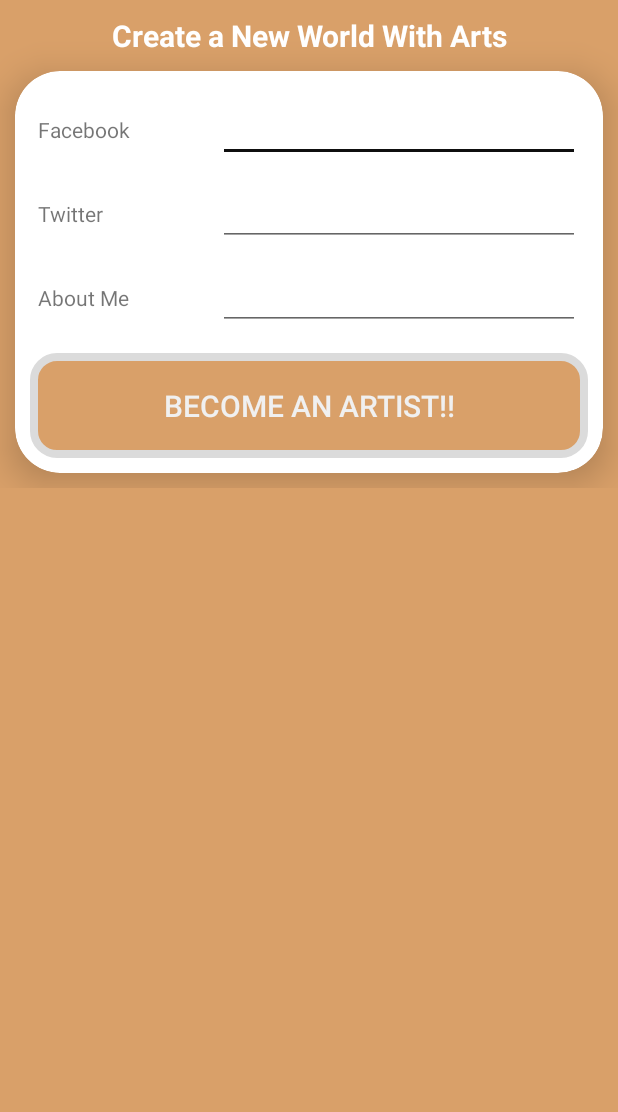
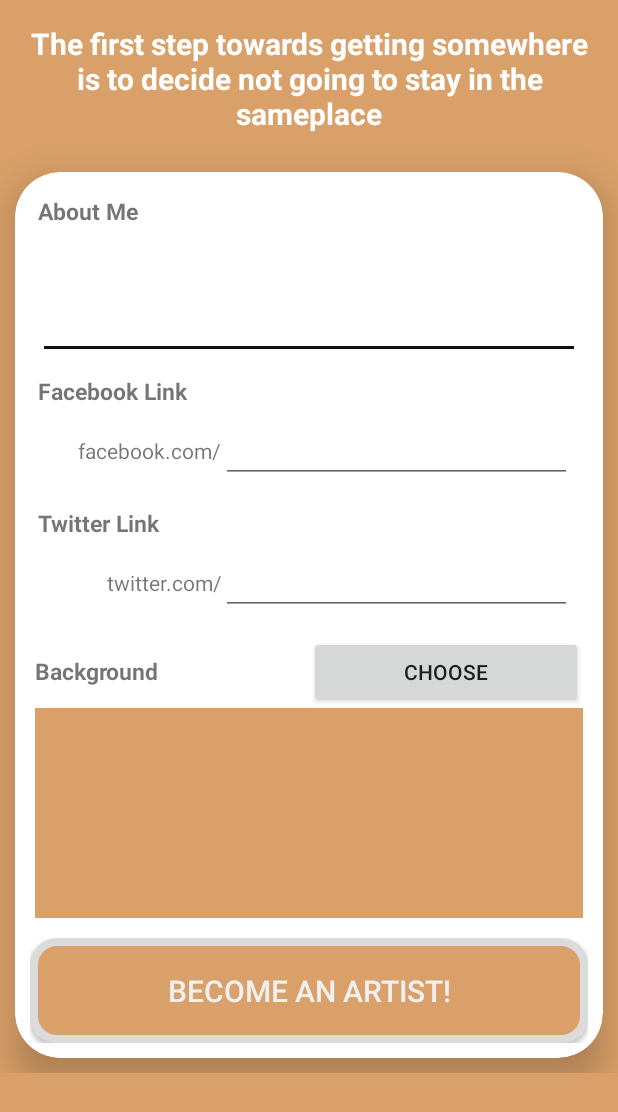
Before and after one commit to oktaviusw/artnest-mobile-umn-project, an Android app: the layout content_activity_become_artist.xml on its own in the app's theme, with its tools: preview values and no code run, on a phone screen of 412 x 824 dp. Shown: the top 1112 px of the screen. Run offline under Robolectric (Android 15) with nearby library versions, the light colour scheme and no system bars.

Commit message:
Layout Become Artist

```diff
--- a/app/src/main/java/id/ac/umn/mobile/myapplication/ActivitySettingDeleteCategory.java
+++ b/app/src/main/java/id/ac/umn/mobile/myapplication/ActivitySettingDeleteCategory.java
@@ -74,7 +74,7 @@ public class ActivitySettingDeleteCategory extends AppCompatActivity {
     @Override
     public boolean onSupportNavigateUp(){
         Intent data = new Intent();
-        data.setData(Uri.parse("Add Category canceled"));
+        data.setData(Uri.parse("Delete Category canceled"));
         setResult(RESULT_CANCELED, data);
 
         progressDialog.dismiss();
@@ -185,6 +185,7 @@ public class ActivitySettingDeleteCategory extends AppCompatActivity {
         callUpdateCategory.enqueue(new Callback<JsonElement>() {
             @Override
             public void onResponse(Call<JsonElement> call, Response<JsonElement> response) {
+                progressDialog.dismiss();
                 JsonElement element = response.body();
                 JsonObject obj = element.getAsJsonObject();
 
@@ -196,13 +197,13 @@ public class ActivitySettingDeleteCategory extends AppCompatActivity {
                     data.setData(Uri.parse(resultServer));
                     setResult(RESULT_OK, data);
 
-                    progressDialog.dismiss();
-
                     finish();
                 }
-                else{
-                    progressDialog.dismiss();
+                else if(statusServer.equals("ERROR")){
                     Toast.makeText(getApplicationContext(), resultServer, Toast.LENGTH_SHORT);
+                }
+                else {
+                    Toast.makeText(getApplicationContext(), "Something went wrong", Toast.LENGTH_SHORT);
                 }
             }
 
@@ -213,5 +214,4 @@ public class ActivitySettingDeleteCategory extends AppCompatActivity {
             }
         });
     }
-
 }
--- a/app/src/main/res/layout/content_activity_become_artist.xml
+++ b/app/src/main/res/layout/content_activity_become_artist.xml
@@ -22,18 +22,19 @@
             <TextView
                 android:layout_width="match_parent"
                 android:layout_height="wrap_content"
-                android:layout_marginTop="10dp"
+                android:layout_margin="15dp"
                 android:textAlignment="center"
                 android:textStyle="bold"
                 android:textColor="#fff"
                 android:textSize="20sp"
-                android:text="Create a New World With Arts"
+                android:text="The first step towards getting somewhere is to decide not going to stay in the sameplace"
                 />
 
             <android.support.v7.widget.CardView
                 android:layout_width="match_parent"
                 android:layout_height="wrap_content"
                 android:layout_margin="10dp"
+                android:layout_gravity="center"
                 android:padding="10dp"
                 app:cardElevation="15dp"
                 app:cardCornerRadius="30dp">
@@ -48,20 +49,39 @@
                         android:layout_width="match_parent"
                         android:layout_height="wrap_content"
                         android:layout_margin="5dp"
-                        android:orientation="horizontal">
+                        android:orientation="vertical">
 
                         <TextView
-                            android:text="Facebook"
-                            android:layout_width="0dp"
+                            android:layout_width="match_parent"
                             android:layout_height="wrap_content"
-                            android:layout_weight="1"/>
+                            android:text="About Me"
+                            android:textSize="15sp"
+                            android:textStyle="bold"/>
 
                         <EditText
-                            android:id="@+id/facebook_text"
-                            android:layout_width="0dp"
+                            android:id="@+id/about_me_text"
+                            android:layout_width="match_parent"
                             android:layout_height="wrap_content"
-                            android:layout_weight="2"/>
+                            android:inputType="textMultiLine"
+                            android:lines="10"
+                            android:maxLines="10"
+                            android:minLines="3"
+                            android:scrollbars="vertical"/>
+
                     </LinearLayout>
+
+                    <LinearLayout
+                        android:layout_width="match_parent"
+                        android:layout_height="wrap_content"
+                        android:layout_margin="5dp"
+                        android:orientation="vertical">
+
+                        <TextView
+                            android:layout_width="match_parent"
+                            android:layout_height="wrap_content"
+                            android:text="Facebook Link"
+                            android:textSize="15sp"
+                            android:textStyle="bold"/>
 
                         <LinearLayout
                             android:layout_width="match_parent"
@@ -70,17 +90,32 @@
                             android:orientation="horizontal">
 
                             <TextView
-                            android:text="Twitter"
+                                android:text="facebook.com/"
                                 android:layout_width="0dp"
                                 android:layout_height="wrap_content"
-                            android:layout_weight="1"/>
+                                android:layout_weight="1"
+                                android:textAlignment="textEnd"/>
 
                             <EditText
-                            android:id="@+id/twitter_text"
+                                android:id="@+id/facebook_text"
                                 android:layout_width="0dp"
                                 android:layout_height="wrap_content"
                                 android:layout_weight="2"/>
                         </LinearLayout>
+                    </LinearLayout>
+
+                    <LinearLayout
+                        android:layout_width="match_parent"
+                        android:layout_height="wrap_content"
+                        android:layout_margin="5dp"
+                        android:orientation="vertical">
+
+                        <TextView
+                            android:layout_width="match_parent"
+                            android:layout_height="wrap_content"
+                            android:text="Twitter Link"
+                            android:textSize="15sp"
+                            android:textStyle="bold"/>
 
                         <LinearLayout
                             android:layout_width="match_parent"
@@ -89,25 +124,62 @@
                             android:orientation="horizontal">
 
                             <TextView
-                            android:text="About Me"
+                                android:text="twitter.com/"
                                 android:layout_width="0dp"
                                 android:layout_height="wrap_content"
-                            android:layout_weight="1"/>
+                                android:layout_weight="1"
+                                android:textAlignment="textEnd"/>
 
                             <EditText
-                            android:id="@+id/about_me_text"
+                                android:id="@+id/twitter_text"
                                 android:layout_width="0dp"
                                 android:layout_height="wrap_content"
                                 android:layout_weight="2"/>
                         </LinearLayout>
+                    </LinearLayout>
 
+                    <LinearLayout
+                        android:layout_width="match_parent"
+                        android:layout_height="wrap_content"
+                        android:layout_margin="3dp"
+                        android:orientation="vertical">
+
+                        <LinearLayout
+                            android:layout_width="match_parent"
+                            android:layout_height="wrap_content"
+                            android:orientation="horizontal">
+
+                            <TextView
+                                android:layout_width="0dp"
+                                android:layout_height="wrap_content"
+                                android:layout_weight="1"
+                                android:text="Background"
+                                android:textSize="15sp"
+                                android:textStyle="bold"/>
+
+                            <Button
+                                android:id="@+id/btn_pick_image_background_pict"
+                                android:layout_width="0dp"
+                                android:layout_height="wrap_content"
+                                android:layout_weight="1"
+                                android:text="Choose" />
+
+                        </LinearLayout>
+
+                        <ImageView
+                            android:id="@+id/imageView_background_profile"
+                            android:layout_width="match_parent"
+                            android:layout_height="140dp"
+                            android:src="@color/colorPrimary" />
+
+                    </LinearLayout>
 
                     <Button
                         android:id="@+id/confirm_upload_artwork"
                         android:layout_width="match_parent"
                         android:layout_height="wrap_content"
                         android:layout_marginTop="10dp"
-                        android:text="Become an Artist!!"
+                        android:text="Become an Artist!"
                         android:textColor="#f0f0f0"
                         android:textSize="20sp"
                         android:background="@drawable/button_search"/>
```
Lines whose indentation alone changed are shown as unchanged.
